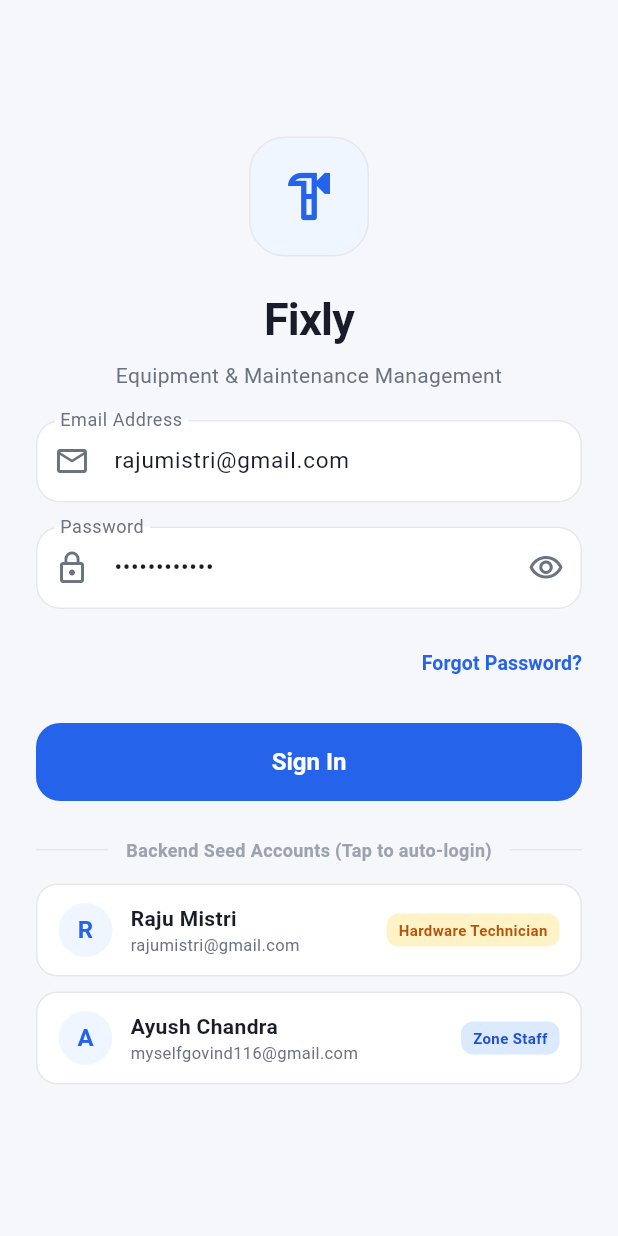
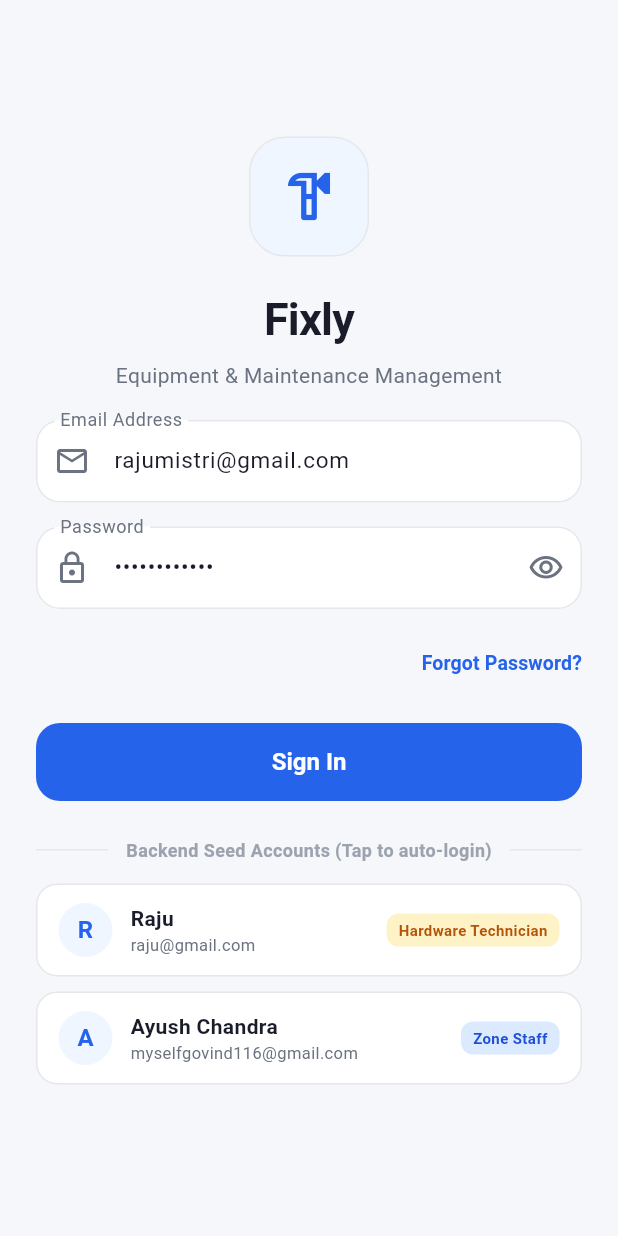
Before and after one commit to fillip-technologies/Maintainance_management_flutter, a Flutter app: the screen it shows after launch, on a phone screen of 412 x 824 dp. Run offline on Flutter 3.47's test engine with Material 3 defaults, Android fonts, the phone set to English and light mode, and no system bars; our stand-ins replace dio, flutter_riverpod, geolocator, image_picker, logger, shared_preferences.

Commit message:
feat(login): update quick login user details for improved clarity

```diff
--- a/lib/features/auth/view/login_page.dart
+++ b/lib/features/auth/view/login_page.dart
@@ -21,9 +21,9 @@ class _LoginPageState extends ConsumerState<LoginPage> {
 
   final List<Map<String, String>> _quickLogins = const [
     {
-      'name': 'Raju Mistri',
+      'name': 'Raju',
       'role': 'Hardware Technician',
-      'email': 'rajumistri@gmail.com',
+      'email': 'raju@gmail.com',
       'pass': 'Password123!',
       'icon': 'tech',
     },
```
